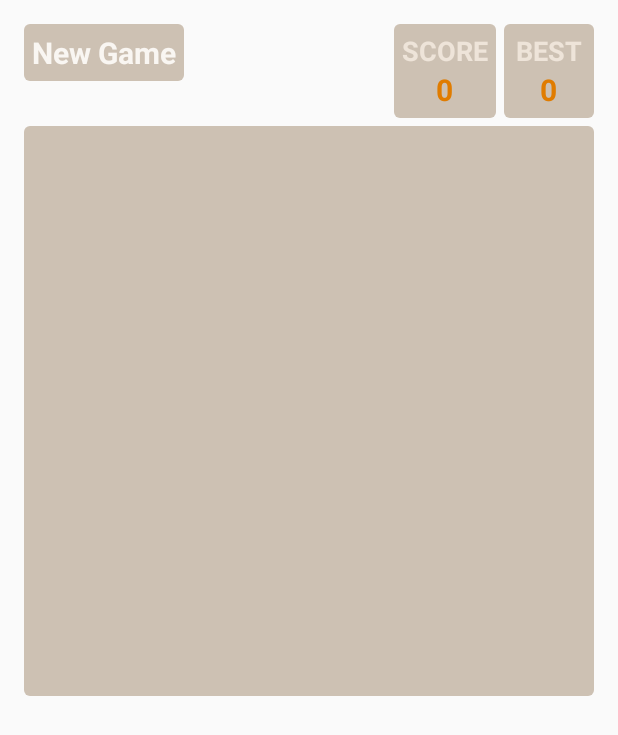
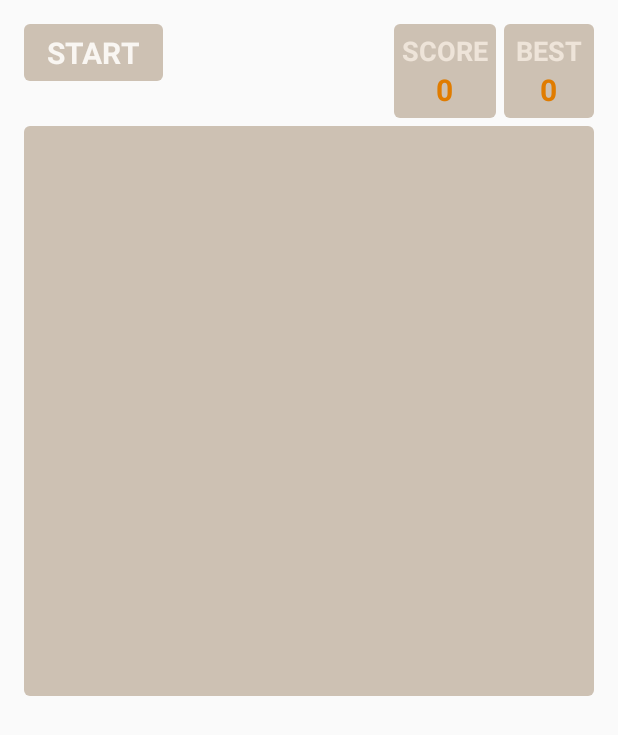
Before and after one commit to ahong222/kotlin_2048, an Android app: the screen it shows after launch (GameActivity), on a phone screen of 412 x 824 dp. Shown: the top 735 px of the screen. Run offline under Robolectric (Android 15) with nearby library versions, the phone set to English and light mode, and no system bars.

Commit message:
翻译文案

```diff
--- a/app/src/main/AndroidManifest.xml
+++ b/app/src/main/AndroidManifest.xml
@@ -1,6 +1,8 @@
 <?xml version="1.0" encoding="utf-8"?>
 <manifest xmlns:android="http://schemas.android.com/apk/res/android"
-    package="com.ifnoif.game2048">
+    package="com.ifnoif.game2048"
+    android:versionCode="1"
+    android:versionName="1.0">
 
     <uses-permission android:name="android.permission.INTERNET" />
     <uses-permission android:name="android.permission.WRITE_EXTERNAL_STORAGE" />
--- a/app/src/main/java/com/ifnoif/game2048/Game2048View.kt
+++ b/app/src/main/java/com/ifnoif/game2048/Game2048View.kt
@@ -78,9 +78,9 @@ class Game2048View : FrameLayout {
         if (gameStatus > 0) {
             Log.d(TAG, "游戏结束")
             (context as GameActivity).onGameComplete()
-            var dialog = AlertDialog.Builder(context).setTitle("Game Over").setMessage(String.format("您本次得分%d,是否再玩一遍", totalScore))
-                    .setPositiveButton("确定", { dialog, which -> start() })
-                    .setNegativeButton("取消", { dialog, which -> reset(); invalidate(); }).create()
+            var dialog = AlertDialog.Builder(context).setTitle(R.string.game_over_title).setMessage(context.getString(R.string.game_over, totalScore))
+                    .setPositiveButton(R.string.dialog_confirm, { dialog, which -> start() })
+                    .setNegativeButton(R.string.dialog_cancel, { dialog, which -> reset(); invalidate(); }).create()
             dialog.show()
             return
         }
--- a/app/src/main/java/com/ifnoif/game2048/GameActivity.kt
+++ b/app/src/main/java/com/ifnoif/game2048/GameActivity.kt
@@ -1,9 +1,14 @@
 package com.ifnoif.game2048
 
 import android.app.Activity
+import android.app.AlertDialog
 import android.os.Bundle
 import android.preference.PreferenceManager
+import android.text.TextUtils
+import android.util.Log
+import android.view.LayoutInflater
 import kotlinx.android.synthetic.main.activity_game.*
+import kotlinx.android.synthetic.main.dialog_enter_nickname.view.*
 
 /**
  * Created by shen on 17/4/11.
@@ -11,8 +16,13 @@ import kotlinx.android.synthetic.main.activity_game.*
 
 class GameActivity : Activity() {
 
+    val PREF_BEST_SCORE = "best_score"
+    val PREF_NICK_NAME = "nick_name"
+
     var mBestScore = 0
-    lateinit var gameController:GameController
+    lateinit var gameController: GameController
+
+//    lateinit var mServerUtil: ServerUtil
     override fun onCreate(savedInstanceState: Bundle?) {
         super.onCreate(savedInstanceState)
         setContentView(R.layout.activity_game)
@@ -24,8 +34,23 @@ class GameActivity : Activity() {
             gameView.start()
         }
 
-        mBestScore = PreferenceManager.getDefaultSharedPreferences(applicationContext).getInt("best_score", 0)
+        mBestScore = PreferenceManager.getDefaultSharedPreferences(applicationContext).getInt(PREF_BEST_SCORE, 0)
         bestScore.text = "" + mBestScore
+
+        var nickName = PreferenceManager.getDefaultSharedPreferences(applicationContext).getString(PREF_NICK_NAME, null)
+        if (!TextUtils.isEmpty(nickName)) {
+//            mServerUtil.init(nickName, object : ValueEventListener {
+//                override fun onDataChange(var1: DataSnapshot) {
+//                    var score = var1.getValue(Int::class.java)
+//                    Log.d("syh", "score:" + score + "  mBestScore:" + mBestScore)
+//                }
+//
+//                override fun onCancelled(var1: DatabaseError) {
+//
+//                }
+//            })
+        }
+
     }
 
     fun onScoreChanged(scoreValue: Int) {
@@ -39,10 +64,33 @@ class GameActivity : Activity() {
     fun onGameComplete() {
         var score = Integer.parseInt(score.text.toString())
         if (score > mBestScore) {
-            mBestScore = score;
-            bestScore.text = "" + score;
+            mBestScore = score
+            bestScore.text = "" + score
 
-            PreferenceManager.getDefaultSharedPreferences(applicationContext).edit().putInt("best_score", score).apply()
+            PreferenceManager.getDefaultSharedPreferences(applicationContext).edit().putInt(PREF_BEST_SCORE, score).apply()
+        }
+
+        if (TextUtils.isEmpty(PreferenceManager.getDefaultSharedPreferences(applicationContext).getString(PREF_NICK_NAME, null))) {
+            enterNickName()
         }
     }
+
+    fun enterNickName() {
+        var view = LayoutInflater.from(this).inflate(R.layout.dialog_enter_nickname, null, false)
+        var dialog = AlertDialog.Builder(this).setTitle(R.string.tips).setView(view)
+                .setPositiveButton(R.string.dialog_confirm, { dialog, which -> onEnterNickName(view.nickName.text.toString().trim()) })
+                .setNegativeButton(R.string.dialog_cancel, { dialog, which -> }).create()
+        dialog.show()
+    }
+
+    fun onEnterNickName(nickName: String) {
+        if (nickName.length == 0) {
+            enterNickName()
+            return
+        }
+        PreferenceManager.getDefaultSharedPreferences(applicationContext).edit().putString(PREF_NICK_NAME, nickName).apply()
+
+
+    }
+
 }
--- a/app/src/main/res/layout/activity_game.xml
+++ b/app/src/main/res/layout/activity_game.xml
@@ -27,7 +27,7 @@
             android:layout_width="wrap_content"
             android:layout_height="wrap_content"
             android:gravity="center"
-            android:text="BEST"
+            android:text="@string/best"
             android:textColor="#EEE4D9"
             android:textSize="18sp"
             android:textStyle="bold" />
@@ -60,7 +60,7 @@
             android:layout_width="wrap_content"
             android:layout_height="wrap_content"
             android:gravity="center"
-            android:text="SCORE"
+            android:text="@string/score"
             android:textColor="#EEE4D9"
             android:textSize="18sp"
             android:textStyle="bold" />
@@ -85,12 +85,15 @@
         android:layout_marginLeft="@dimen/activity_horizontal_margin"
         android:background="@drawable/game_bg"
         android:gravity="center"
-        android:padding="5dp">
+        android:paddingTop="5dp"
+        android:paddingBottom="5dp"
+        android:paddingLeft="15dp"
+        android:paddingRight="15dp">
 
         <TextView
             android:layout_width="wrap_content"
             android:layout_height="wrap_content"
-            android:text="New Game"
+            android:text="@string/start"
             android:textColor="#F9F6F2"
             android:textSize="20sp"
             android:textStyle="bold" />
@@ -115,7 +118,7 @@
             android:id="@+id/gameView"
             android:layout_width="match_parent"
             android:layout_height="match_parent"
-            custom:grid="5" />
+            custom:grid="4" />
 
     </FrameLayout>
 
--- a/app/src/main/res/values/colors.xml
+++ b/app/src/main/res/values/colors.xml
@@ -2,7 +2,7 @@
 <resources>
     <color name="colorPrimary">#3F51B5</color>
     <color name="colorPrimaryDark">#303F9F</color>
-    <color name="colorAccent">#FF4081</color>
+    <color name="colorAccent">#E88F00</color>
 
     <color name="block_text_color2">#333333</color>
     <color name="block_text_color4">#333333</color>
--- a/app/src/main/res/values/strings.xml
+++ b/app/src/main/res/values/strings.xml
@@ -1,3 +1,22 @@
 <resources>
     <string name="app_name">Game2048</string>
+
+    <string name="dialog_confirm">Ok</string>
+    <string name="dialog_cancel">Cancel</string>
+    <string name="game_over">This time you got %1d points, do you try again？</string>
+
+    <string name="best">BEST</string>
+    <string name="score">SCORE</string>
+    <string name="start">START</string>
+    <string name="game_over_title">Game Over</string>
+    <string name="enter_nick_name">Please enter you nick name</string>
+    <string name="tips">Tips</string>
+
+    <!-- 登录 -->
+    <string name="title_sign_in">Welcome</string>
+    <string name="sign_up">Sign Up</string>
+    <string name="hint_password">password</string>
+    <string name="hint_email">email</string>
+    <string name="sign_in">Sign In</string>
+
 </resources>
```
Also changed, not shown: app/build.gradle (+19 -1 lines), app/src/main/java/com/ifnoif/game2048/GameUtil.kt (+0 -71 lines), app/src/main/res/layout/activity_sign_in.xml (added, +74 -0 lines), app/src/main/res/layout/dialog_enter_nickname.xml (added, +19 -0 lines), app/src/main/res/drawable-xxhdpi/firebase_lockup_400.png (added), app/src/main/res/mipmap-xxxhdpi/ic_launcher.png (added), app/src/main/res/mipmap-xxxhdpi/ic_launcher.webp (deleted), 4 other files.
